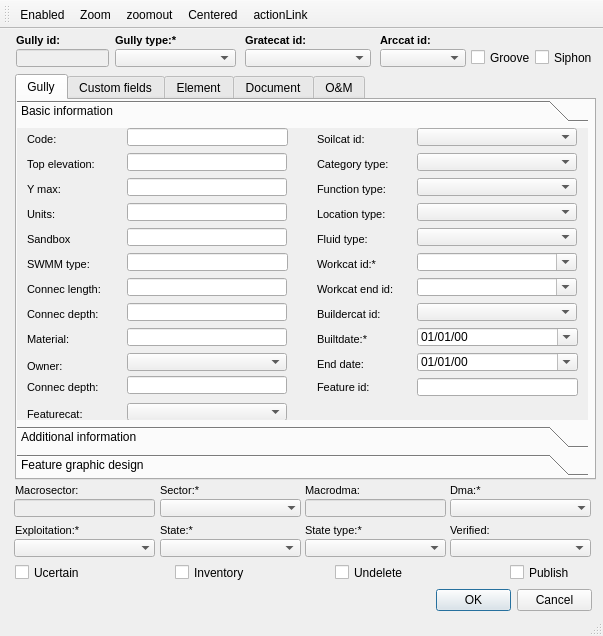
Above: init_ui/ud_man_gully.ui from Giswater/giswater_qgis_plugin before the change. Below: the same form after it.
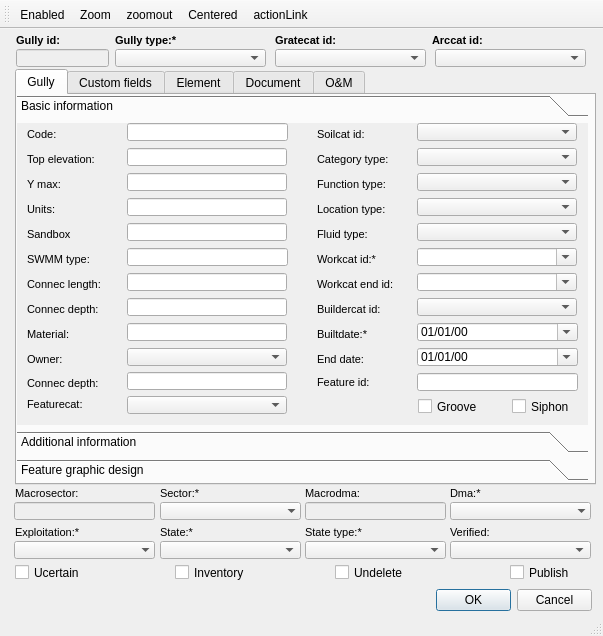
That is the form after the change. Icons and pictures are not drawn. Custom widgets are drawn as their Qt base class.

Patch:
```diff
--- a/init_ui/ud_man_gully.ui
+++ b/init_ui/ud_man_gully.ui
@@ -17,7 +17,7 @@
    <widget class="QLabel" name="label_connec_arcat_id">
     <property name="geometry">
      <rect>
-      <x>380</x>
+      <x>432</x>
       <y>0</y>
       <width>76</width>
       <height>22</height>
@@ -55,7 +55,7 @@
    <widget class="QLabel" name="label_gratecat_id">
     <property name="geometry">
      <rect>
-      <x>245</x>
+      <x>275</x>
       <y>0</y>
       <width>90</width>
       <height>22</height>
@@ -90,19 +90,6 @@
      <number>3</number>
     </property>
    </widget>
-   <widget class="QCheckBox" name="siphon">
-    <property name="geometry">
-     <rect>
-      <x>535</x>
-      <y>20</y>
-      <width>61</width>
-      <height>17</height>
-     </rect>
-    </property>
-    <property name="text">
-     <string>Siphon</string>
-    </property>
-   </widget>
    <widget class="QLineEdit" name="gully_id">
     <property name="enabled">
      <bool>false</bool>
@@ -122,9 +109,9 @@
    <widget class="QComboBox" name="connec_arccat_id">
     <property name="geometry">
      <rect>
-      <x>380</x>
+      <x>435</x>
       <y>20</y>
-      <width>86</width>
+      <width>151</width>
       <height>18</height>
      </rect>
     </property>
@@ -133,9 +120,9 @@
     <property name="geometry">
      <rect>
       <x>15</x>
-      <y>45</y>
+      <y>40</y>
       <width>581</width>
-      <height>406</height>
+      <height>416</height>
      </rect>
     </property>
     <property name="currentIndex">
@@ -151,7 +138,7 @@
         <x>0</x>
         <y>0</y>
         <width>571</width>
-        <height>376</height>
+        <height>386</height>
        </rect>
       </property>
       <property name="currentIndex">
@@ -163,7 +150,7 @@
          <x>0</x>
          <y>0</y>
          <width>571</width>
-         <height>295</height>
+         <height>293</height>
         </rect>
        </property>
        <attribute name="label">
@@ -429,7 +416,7 @@
         <property name="geometry">
          <rect>
           <x>10</x>
-          <y>227</y>
+          <y>225</y>
           <width>90</width>
           <height>22</height>
          </rect>
@@ -965,7 +952,7 @@
         <property name="geometry">
          <rect>
           <x>10</x>
-          <y>248</y>
+          <y>249</y>
           <width>131</width>
           <height>22</height>
          </rect>
@@ -1056,7 +1043,7 @@
         <property name="geometry">
          <rect>
           <x>110</x>
-          <y>248</y>
+          <y>249</y>
           <width>160</width>
           <height>18</height>
          </rect>
@@ -1222,7 +1209,7 @@
         <property name="geometry">
          <rect>
           <x>10</x>
-          <y>275</y>
+          <y>270</y>
           <width>90</width>
           <height>22</height>
          </rect>
@@ -1255,12 +1242,38 @@
         <property name="geometry">
          <rect>
           <x>110</x>
-          <y>275</y>
+          <y>273</y>
           <width>160</width>
           <height>18</height>
          </rect>
         </property>
        </widget>
+       <widget class="QCheckBox" name="siphon">
+        <property name="geometry">
+         <rect>
+          <x>495</x>
+          <y>275</y>
+          <width>81</width>
+          <height>17</height>
+         </rect>
+        </property>
+        <property name="text">
+         <string>Siphon</string>
+        </property>
+       </widget>
+       <widget class="QCheckBox" name="groove">
+        <property name="geometry">
+         <rect>
+          <x>401</x>
+          <y>275</y>
+          <width>86</width>
+          <height>17</height>
+         </rect>
+        </property>
+        <property name="text">
+         <string>Groove</string>
+        </property>
+       </widget>
       </widget>
       <widget class="QWidget" name="page_14">
        <property name="geometry">
@@ -2981,25 +2994,12 @@
      <number>3</number>
     </property>
    </widget>
-   <widget class="QCheckBox" name="groove">
-    <property name="geometry">
-     <rect>
-      <x>471</x>
-      <y>20</y>
-      <width>70</width>
-      <height>17</height>
-     </rect>
-    </property>
-    <property name="text">
-     <string>Groove</string>
-    </property>
-   </widget>
    <widget class="QComboBox" name="gratecat_id">
     <property name="geometry">
      <rect>
-      <x>245</x>
+      <x>275</x>
       <y>20</y>
-      <width>126</width>
+      <width>151</width>
       <height>18</height>
      </rect>
     </property>
@@ -3034,7 +3034,7 @@
     <property name="geometry">
      <rect>
       <x>160</x>
-      <y>510</y>
+      <y>512</y>
       <width>141</width>
       <height>18</height>
      </rect>
@@ -3044,7 +3044,7 @@
     <property name="geometry">
      <rect>
       <x>15</x>
-      <y>450</y>
+      <y>453</y>
       <width>90</width>
       <height>22</height>
      </rect>
@@ -3083,7 +3083,7 @@
     <property name="geometry">
      <rect>
       <x>305</x>
-      <y>450</y>
+      <y>453</y>
       <width>90</width>
       <height>22</height>
      </rect>
@@ -3124,7 +3124,7 @@
     <property name="geometry">
      <rect>
       <x>305</x>
-      <y>470</y>
+      <y>473</y>
       <width>141</width>
       <height>18</height>
      </rect>
@@ -3140,7 +3140,7 @@
     <property name="geometry">
      <rect>
       <x>450</x>
-      <y>470</y>
+      <y>473</y>
       <width>141</width>
       <height>18</height>
      </rect>
@@ -3172,7 +3172,7 @@
     <property name="geometry">
      <rect>
       <x>305</x>
-      <y>490</y>
+      <y>492</y>
       <width>90</width>
       <height>22</height>
      </rect>
@@ -3208,7 +3208,7 @@
     <property name="geometry">
      <rect>
       <x>15</x>
-      <y>490</y>
+      <y>492</y>
       <width>90</width>
       <height>22</height>
      </rect>
@@ -3246,7 +3246,7 @@
     <property name="geometry">
      <rect>
       <x>450</x>
-      <y>490</y>
+      <y>492</y>
       <width>90</width>
       <height>22</height>
      </rect>
@@ -3282,7 +3282,7 @@
     <property name="geometry">
      <rect>
       <x>160</x>
-      <y>490</y>
+      <y>492</y>
       <width>90</width>
       <height>22</height>
      </rect>
@@ -3331,7 +3331,7 @@
     <property name="geometry">
      <rect>
       <x>305</x>
-      <y>510</y>
+      <y>512</y>
       <width>141</width>
       <height>18</height>
      </rect>
@@ -3354,7 +3354,7 @@
     <property name="geometry">
      <rect>
       <x>160</x>
-      <y>470</y>
+      <y>473</y>
       <width>141</width>
       <height>18</height>
      </rect>
@@ -3373,7 +3373,7 @@
     <property name="geometry">
      <rect>
       <x>450</x>
-      <y>510</y>
+      <y>512</y>
       <width>141</width>
       <height>18</height>
      </rect>
@@ -3383,7 +3383,7 @@
     <property name="geometry">
      <rect>
       <x>450</x>
-      <y>450</y>
+      <y>453</y>
       <width>90</width>
       <height>22</height>
      </rect>
@@ -3422,7 +3422,7 @@
     <property name="geometry">
      <rect>
       <x>160</x>
-      <y>450</y>
+      <y>453</y>
       <width>90</width>
       <height>22</height>
      </rect>
@@ -3462,7 +3462,7 @@
      <rect>
       <x>115</x>
       <y>20</y>
-      <width>121</width>
+      <width>151</width>
       <height>18</height>
      </rect>
     </property>
@@ -3509,7 +3509,7 @@
     <property name="geometry">
      <rect>
       <x>14</x>
-      <y>510</y>
+      <y>512</y>
       <width>141</width>
       <height>18</height>
      </rect>
@@ -3531,7 +3531,7 @@
     <property name="geometry">
      <rect>
       <x>14</x>
-      <y>470</y>
+      <y>473</y>
       <width>141</width>
       <height>18</height>
      </rect>
```
Left out of the diff: 8 changed lines with no effect on the pictures.
